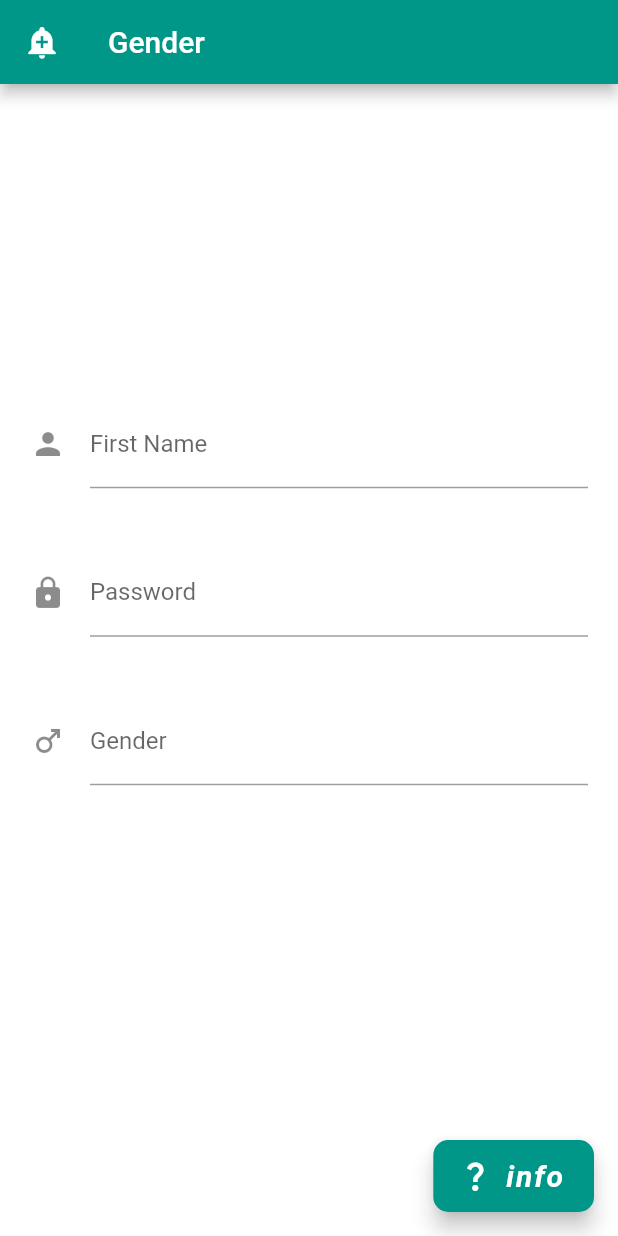
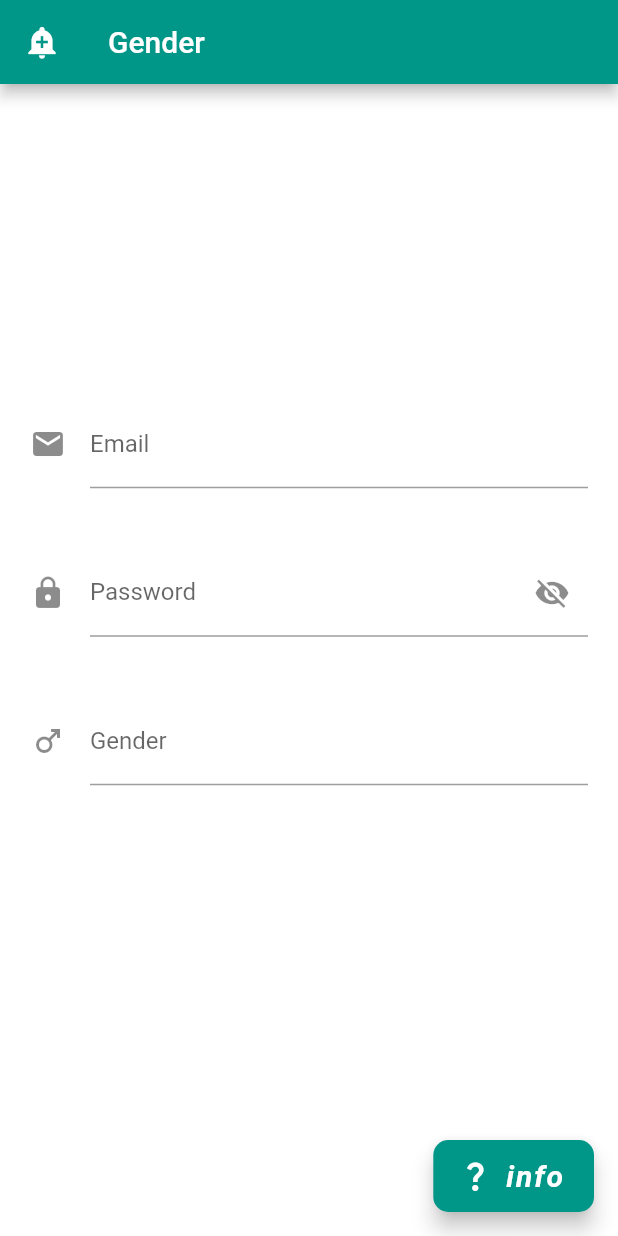
Before and after one commit to RamezHamdiSaeed/MyFlutterReference, a Flutter app: the screen it shows after launch, on a phone screen of 412 x 824 dp. Run offline on Flutter 3.47's test engine with Material 2 defaults, Android fonts, the phone set to English and light mode, and no system bars.

Commit message:
using several types of inputTextTypes for TextFields

```diff
--- /dev/null
+++ b/lib/App/components/text_fields.dart
@@ -0,0 +1,75 @@
+import 'package:flutter/material.dart';
+
+class TextFields extends StatefulWidget {
+  const TextFields({Key? key}) : super(key: key);
+
+  @override
+  State<TextFields> createState() => _TextFieldsState();
+}
+
+class _TextFieldsState extends State<TextFields> {
+  Container textFieldTemplate(
+      {bool obsecureText = false,
+      TextInputType keyboardType = TextInputType.text,
+      required Widget icon,
+      required String decorationLabelText}) {
+    return Container(
+      margin: const EdgeInsets.all(20),
+      child: TextField(
+        obscureText: obsecureText,
+        keyboardType: keyboardType,
+        decoration: InputDecoration(
+            icon: icon,
+            label: Text(decorationLabelText),
+            hintText: "Enter your $decorationLabelText",
+            hintStyle: const TextStyle(color: Color.fromARGB(60, 65, 65, 65))),
+      ),
+    );
+  }
+
+  bool passwordVisibility = false;
+  @override
+  Widget build(BuildContext context) {
+    return Column(
+      mainAxisAlignment: MainAxisAlignment.spaceAround,
+      children: <Widget>[
+        textFieldTemplate(
+            obsecureText: false,
+            keyboardType: TextInputType.emailAddress,
+            icon: const Icon(Icons.email),
+            decorationLabelText: "Email"),
+        Container(
+          margin: const EdgeInsets.all(20),
+          child: TextField(
+            obscureText: !passwordVisibility,
+            keyboardType: TextInputType.visiblePassword,
+            decoration: InputDecoration(
+                icon: const Icon(Icons.lock),
+                suffixIcon: IconButton(
+                  icon: Icon(
+                    passwordVisibility
+                        ? Icons.visibility
+                        : Icons.visibility_off,
+                  ),
+                  onPressed: () {
+                    setState(() {
+                      passwordVisibility = !passwordVisibility;
+                    });
+                  },
+                ),
+                label: const Text("Password"),
+                hintText: "Enter your password",
+                hintStyle:
+                    const TextStyle(color: Color.fromARGB(60, 65, 65, 65))),
+          ),
+        ),
+        textFieldTemplate(
+            obsecureText: false,
+            keyboardType: TextInputType.text,
+            icon: const Icon(Icons.male),
+            decorationLabelText: "Gender"),
+        const SizedBox(height: 90),
+      ],
+    );
+  }
+}
--- a/lib/App/pages/genders.dart
+++ b/lib/App/pages/genders.dart
@@ -1,4 +1,5 @@
 import 'package:first_flutter_app/App/components/changing_fab_tooltip.dart';
+import 'package:first_flutter_app/App/components/text_fields.dart';
 import 'package:flutter/material.dart';
 
 class Genders extends StatelessWidget {
@@ -12,25 +13,6 @@ class Genders extends StatelessWidget {
         blurRadius: 10,
       )
     ]);
-  }
-
-  Container textFieldTemplate(
-      {bool obsecureText = false,
-      TextInputType keyboardType = TextInputType.text,
-      required Icon icon,
-      required String decorationLabelText}) {
-    return Container(
-      margin: const EdgeInsets.all(20),
-      child: TextField(
-        obscureText: obsecureText,
-        keyboardType: keyboardType,
-        decoration: InputDecoration(
-            icon: icon,
-            label: Text(decorationLabelText),
-            hintText: "Enter your $decorationLabelText",
-            hintStyle: const TextStyle(color: Color.fromARGB(60, 65, 65, 65))),
-      ),
-    );
   }
 
   @override
@@ -52,28 +34,8 @@ class Genders extends StatelessWidget {
         // color: const Color(0x51ff0000),
         // color: const Color.fromARGB(250, 255, 0, 255),
         // color: const Color.fromRGBO(255, 0, 0, 0.2),
-        child: SingleChildScrollView(
-          child: Column(
-            mainAxisAlignment: MainAxisAlignment.spaceAround,
-            children: <Widget>[
-              textFieldTemplate(
-                  obsecureText: false,
-                  keyboardType: TextInputType.text,
-                  icon: const Icon(Icons.person),
-                  decorationLabelText: "First Name"),
-              textFieldTemplate(
-                  obsecureText: true,
-                  keyboardType: TextInputType.visiblePassword,
-                  icon: const Icon(Icons.lock),
-                  decorationLabelText: "Password"),
-              textFieldTemplate(
-                  obsecureText: false,
-                  keyboardType: TextInputType.text,
-                  icon: const Icon(Icons.male),
-                  decorationLabelText: "Gender"),
-              const SizedBox(height: 90),
-            ],
-          ),
+        child: const SingleChildScrollView(
+          child: TextFields(),
         ),
       ),
     );
```
Also changed, not shown: 1 other file.
